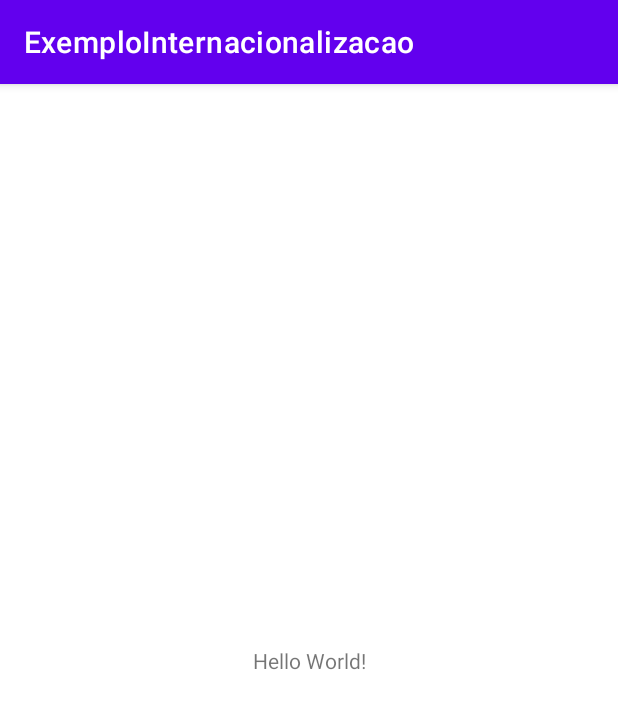
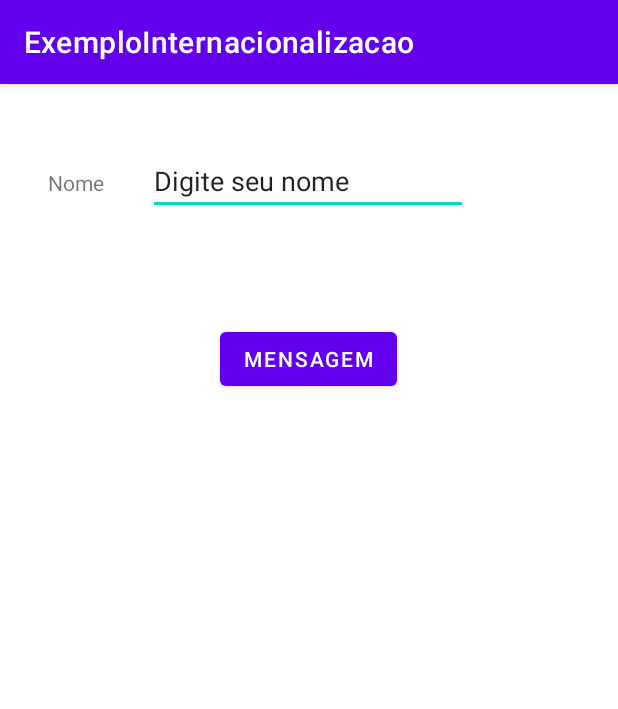
Before and after one commit to Everton-FIAP/ExemploInternacionalizacao, an Android app: the screen it shows after launch (MainActivity), on a phone screen of 412 x 824 dp. Shown: the top 709 px of the screen. Run offline under Robolectric (Android 15) with nearby library versions, the phone set to English and light mode, and no system bars.

Commit message:
feat: add views to strings.xml

```diff
--- a/app/src/main/java/com/example/exemplointernacionalizacao/MainActivity.kt
+++ b/app/src/main/java/com/example/exemplointernacionalizacao/MainActivity.kt
@@ -2,10 +2,20 @@ package com.example.exemplointernacionalizacao
 
 import androidx.appcompat.app.AppCompatActivity
 import android.os.Bundle
+import android.widget.Button
+import android.widget.EditText
+import android.widget.Toast
 
 class MainActivity : AppCompatActivity() {
     override fun onCreate(savedInstanceState: Bundle?) {
         super.onCreate(savedInstanceState)
         setContentView(R.layout.activity_main)
+        val txtNome = findViewById<EditText>(R.id.editTextTextPersonName)
+        val btnMsg = findViewById<Button>(R.id.button)
+
+        btnMsg.setOnClickListener{
+            val msg = "Olá, ${getString(R.string.str_msg)}, ${txtNome.text}"
+            Toast.makeText(this, msg, Toast.LENGTH_LONG).show()
+        }
     }
 }
--- a/app/src/main/res/layout/activity_main.xml
+++ b/app/src/main/res/layout/activity_main.xml
@@ -7,12 +7,36 @@
     tools:context=".MainActivity">
 
     <TextView
+        android:id="@+id/textView2"
         android:layout_width="wrap_content"
         android:layout_height="wrap_content"
-        android:text="Hello World!"
-        app:layout_constraintBottom_toBottomOf="parent"
-        app:layout_constraintLeft_toLeftOf="parent"
-        app:layout_constraintRight_toRightOf="parent"
+        android:layout_marginStart="32dp"
+        android:layout_marginLeft="32dp"
+        android:layout_marginTop="56dp"
+        android:text="@string/tv_nome"
+        app:layout_constraintStart_toStartOf="parent"
         app:layout_constraintTop_toTopOf="parent" />
 
+    <EditText
+        android:id="@+id/editTextTextPersonName"
+        android:layout_width="wrap_content"
+        android:layout_height="wrap_content"
+        android:ems="10"
+        android:inputType="textPersonName"
+        android:text="@string/hint_txt_nome"
+        app:layout_constraintBaseline_toBaselineOf="@+id/textView2"
+        app:layout_constraintEnd_toEndOf="parent"
+        app:layout_constraintHorizontal_bias="0.229"
+        app:layout_constraintStart_toEndOf="@+id/textView2" />
+
+    <Button
+        android:id="@+id/button"
+        android:layout_width="wrap_content"
+        android:layout_height="wrap_content"
+        android:layout_marginTop="72dp"
+        android:text="@string/btn_mensagem"
+        app:layout_constraintEnd_toEndOf="parent"
+        app:layout_constraintHorizontal_bias="0.498"
+        app:layout_constraintStart_toStartOf="parent"
+        app:layout_constraintTop_toBottomOf="@+id/editTextTextPersonName" />
 </androidx.constraintlayout.widget.ConstraintLayout>
--- a/app/src/main/res/values/strings.xml
+++ b/app/src/main/res/values/strings.xml
@@ -1,3 +1,8 @@
 <resources>
     <string name="app_name">ExemploInternacionalizacao</string>
+    <string name="hello_world">Olá Mundo</string>
+    <string name="tv_nome">Nome</string>
+    <string name="hint_txt_nome">Digite seu nome</string>
+    <string name="btn_mensagem">Mensagem</string>
+    <string name="str_msg">Olá</string>
 </resources>
```
Also changed, not shown: 1 other file.
